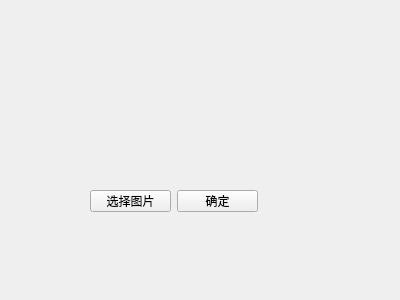
ngzHappy/oct2, file opencv_cvtColor/opencv_2GRAY/ControlItem.ui: the form before one commit.
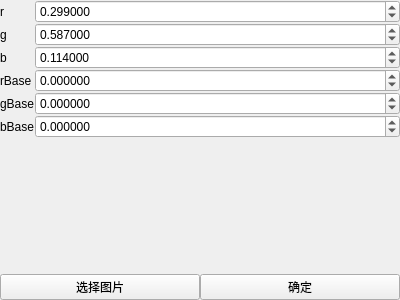
The form after the commit.

Patch:
```diff
--- a/opencv_cvtColor/opencv_2GRAY/ControlItem.ui
+++ b/opencv_cvtColor/opencv_2GRAY/ControlItem.ui
@@ -13,32 +13,183 @@
   <property name="windowTitle">
    <string>Form</string>
   </property>
-  <widget class="QWidget" name="">
-   <property name="geometry">
-    <rect>
-     <x>90</x>
-     <y>190</y>
-     <width>168</width>
-     <height>22</height>
-    </rect>
+  <layout class="QVBoxLayout" name="verticalLayout">
+   <property name="spacing">
+    <number>0</number>
    </property>
-   <layout class="QHBoxLayout" name="horizontalLayout">
-    <item>
-     <widget class="QPushButton" name="select_image_button">
-      <property name="text">
-       <string>选择图片</string>
-      </property>
-     </widget>
-    </item>
-    <item>
-     <widget class="QPushButton" name="do_button">
-      <property name="text">
-       <string>确定</string>
-      </property>
-     </widget>
-    </item>
-   </layout>
-  </widget>
+   <property name="leftMargin">
+    <number>0</number>
+   </property>
+   <property name="topMargin">
+    <number>0</number>
+   </property>
+   <property name="rightMargin">
+    <number>0</number>
+   </property>
+   <property name="bottomMargin">
+    <number>0</number>
+   </property>
+   <item>
+    <layout class="QFormLayout" name="formLayout">
+     <property name="horizontalSpacing">
+      <number>0</number>
+     </property>
+     <property name="verticalSpacing">
+      <number>0</number>
+     </property>
+     <item row="0" column="0">
+      <widget class="QLabel" name="rLabel">
+       <property name="text">
+        <string>r</string>
+       </property>
+      </widget>
+     </item>
+     <item row="0" column="1">
+      <widget class="QDoubleSpinBox" name="rDoubleSpinBox">
+       <property name="decimals">
+        <number>6</number>
+       </property>
+       <property name="maximum">
+        <double>100.000000000000000</double>
+       </property>
+       <property name="singleStep">
+        <double>0.050000000000000</double>
+       </property>
+       <property name="value">
+        <double>0.299000000000000</double>
+       </property>
+      </widget>
+     </item>
+     <item row="1" column="0">
+      <widget class="QLabel" name="gLabel">
+       <property name="text">
+        <string>g</string>
+       </property>
+      </widget>
+     </item>
+     <item row="1" column="1">
+      <widget class="QDoubleSpinBox" name="gDoubleSpinBox">
+       <property name="decimals">
+        <number>6</number>
+       </property>
+       <property name="maximum">
+        <double>100.000000000000000</double>
+       </property>
+       <property name="singleStep">
+        <double>0.050000000000000</double>
+       </property>
+       <property name="value">
+        <double>0.587000000000000</double>
+       </property>
+      </widget>
+     </item>
+     <item row="2" column="0">
+      <widget class="QLabel" name="bLabel">
+       <property name="text">
+        <string>b</string>
+       </property>
+      </widget>
+     </item>
+     <item row="2" column="1">
+      <widget class="QDoubleSpinBox" name="bDoubleSpinBox">
+       <property name="decimals">
+        <number>6</number>
+       </property>
+       <property name="maximum">
+        <double>100.000000000000000</double>
+       </property>
+       <property name="singleStep">
+        <double>0.050000000000000</double>
+       </property>
+       <property name="value">
+        <double>0.114000000000000</double>
+       </property>
+      </widget>
+     </item>
+     <item row="3" column="0">
+      <widget class="QLabel" name="rBaseLabel">
+       <property name="text">
+        <string>rBase</string>
+       </property>
+      </widget>
+     </item>
+     <item row="3" column="1">
+      <widget class="QDoubleSpinBox" name="rBaseDoubleSpinBox">
+       <property name="decimals">
+        <number>6</number>
+       </property>
+       <property name="minimum">
+        <double>-255.000000000000000</double>
+       </property>
+       <property name="maximum">
+        <double>255.000000000000000</double>
+       </property>
+      </widget>
+     </item>
+     <item row="4" column="0">
+      <widget class="QLabel" name="gBaseLabel">
+       <property name="text">
+        <string>gBase</string>
+       </property>
+      </widget>
+     </item>
+     <item row="4" column="1">
+      <widget class="QDoubleSpinBox" name="gBaseDoubleSpinBox">
+       <property name="decimals">
+        <number>6</number>
+       </property>
+       <property name="minimum">
+        <double>-255.000000000000000</double>
+       </property>
+       <property name="maximum">
+        <double>255.000000000000000</double>
+       </property>
+      </widget>
+     </item>
+     <item row="5" column="0">
+      <widget class="QLabel" name="bBase">
+       <property name="text">
+        <string>bBase</string>
+       </property>
+      </widget>
+     </item>
+     <item row="5" column="1">
+      <widget class="QDoubleSpinBox" name="bBaseDoubleSpinBox">
+       <property name="decimals">
+        <number>6</number>
+       </property>
+       <property name="minimum">
+        <double>-255.000000000000000</double>
+       </property>
+       <property name="maximum">
+        <double>255.000000000000000</double>
+       </property>
+      </widget>
+     </item>
+    </layout>
+   </item>
+   <item>
+    <layout class="QHBoxLayout" name="horizontalLayout">
+     <property name="spacing">
+      <number>0</number>
+     </property>
+     <item>
+      <widget class="QPushButton" name="select_image_button">
+       <property name="text">
+        <string>选择图片</string>
+       </property>
+      </widget>
+     </item>
+     <item>
+      <widget class="QPushButton" name="do_button">
+       <property name="text">
+        <string>确定</string>
+       </property>
+      </widget>
+     </item>
+    </layout>
+   </item>
+  </layout>
  </widget>
  <resources/>
  <connections/>
```
